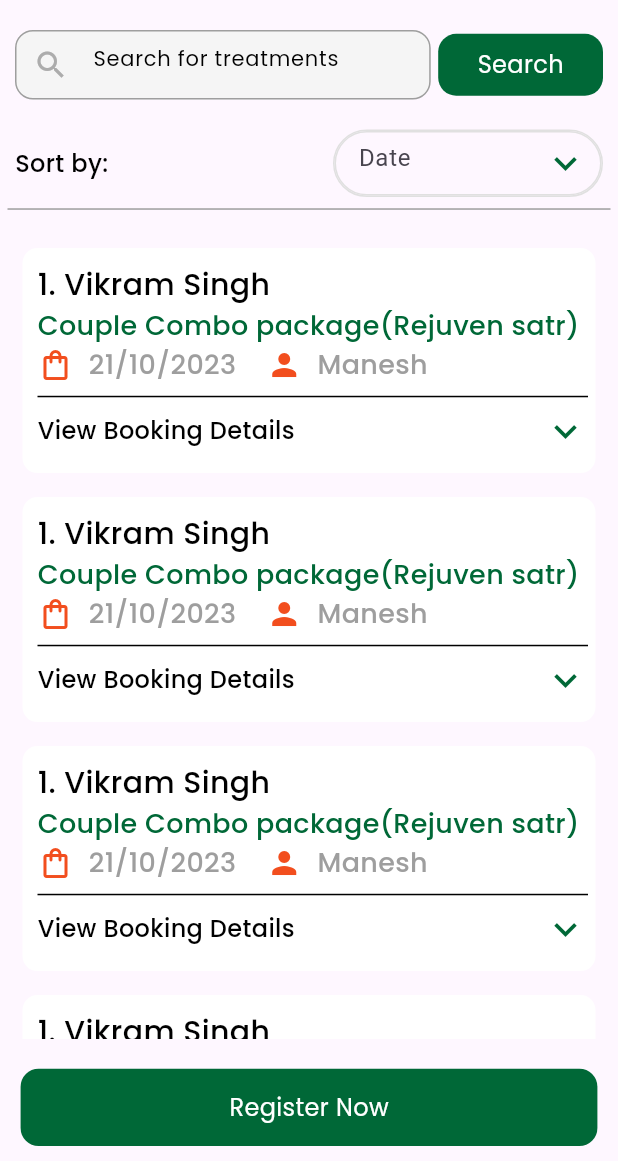
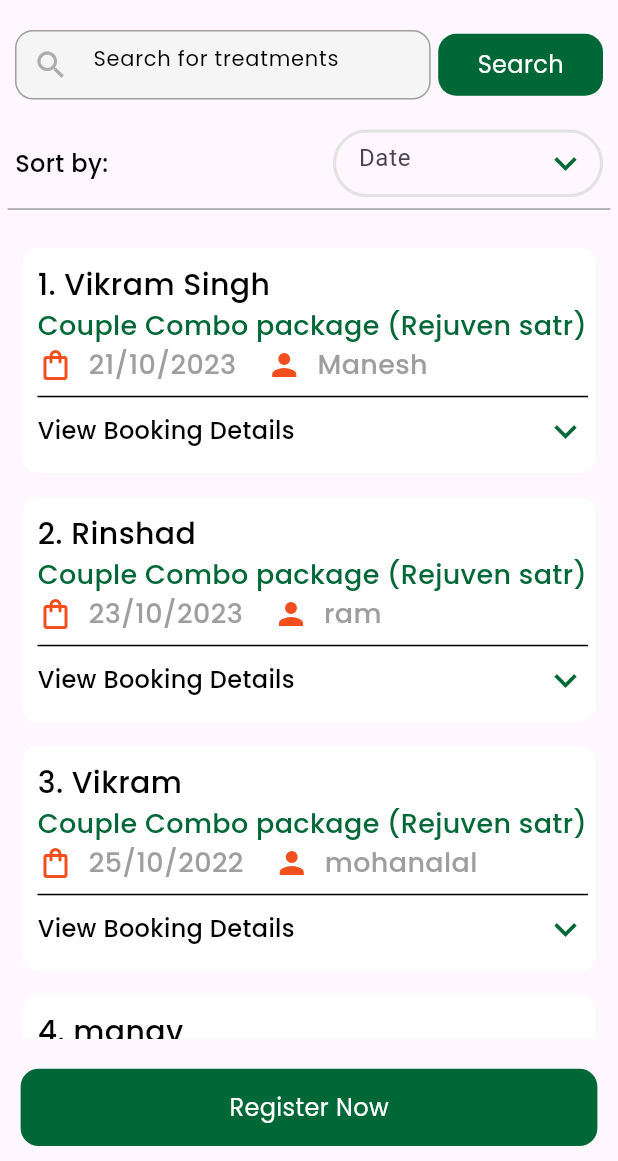
Before and after one commit to MohammedRinshad/ayurvedappnovindus, a Flutter app: the HomeScreen screen opened by its route, on a phone screen of 412 x 824 dp, the part 75-1236 px from its top. Run offline on Flutter 3.47's test engine with Material 3 defaults, Android fonts, the phone set to English and light mode, and no system bars; our stand-ins replace google_fonts.

Commit message:
model added

```diff
--- a/lib/screens/home/home_screen.dart
+++ b/lib/screens/home/home_screen.dart
@@ -8,6 +8,7 @@ import '../../utils/colors.dart';
 import '../../widgets/date_picker_controller.dart';
 import '../../widgets/login_button_widget.dart';
 import '../../widgets/search_button.dart';
+import "package:novinduscalicutinterview/screens/home/model/booking_class_model.dart";
 
 class HomeScreen extends StatelessWidget {
   static const route = "homescreen";
@@ -100,16 +101,14 @@ class HomeScreen extends StatelessWidget {
               ),
               const Divider(color: Colors.grey),
               Expanded(
-                // Make the ListView expandable to take available space
                 child: ListView.builder(
-                  padding: const EdgeInsets.symmetric(
-                      vertical: 10.0, horizontal: 5), // Space at top and bottom
-                  itemCount: 5,
+                  padding: const EdgeInsets.symmetric(vertical: 10.0, horizontal: 5),
+                  itemCount: bookings.length,
                   itemBuilder: (context, index) {
+                    final booking = bookings[index];
                     return Padding(
                       padding: const EdgeInsets.symmetric(
-                          vertical: 8.0,
-                          horizontal: 5), // Space between each container
+                          vertical: 8.0, horizontal: 5),
                       child: Container(
                         height: 150,
                         width: MediaQuery.of(context).size.width * (340 / 375),
@@ -124,11 +123,11 @@ class HomeScreen extends StatelessWidget {
                             children: [
                               const SizedBox(height: 10),
                               Text(
-                                "1. Vikram Singh",
+                                "${index + 1}. ${booking.name}",
                                 style: ts20mcBlack,
                               ),
                               Text(
-                                "Couple Combo package(Rejuven satr)",
+                                booking.package,
                                 style: ts18mcgreen,
                                 overflow: TextOverflow.ellipsis,
                                 maxLines: 1,
@@ -140,7 +139,7 @@ class HomeScreen extends StatelessWidget {
                                       color: Color(0xffF24E1E)),
                                   const SizedBox(width: 10),
                                   Text(
-                                    "21/10/2023",
+                                    booking.date,
                                     style: ts18mcgrey,
                                   ),
                                   const SizedBox(width: 20),
@@ -148,23 +147,18 @@ class HomeScreen extends StatelessWidget {
                                       color: Color(0xffF24E1E)),
                                   const SizedBox(width: 10),
                                   Text(
-                                    "Manesh",
+                                    booking.personName,
                                     style: ts18mcgrey,
                                   ),
                                 ],
                               ),
-                              const Divider(
-                                color: Colors.black,
-                                thickness: 1,
-                              ),
+                              const Divider(color: Colors.black, thickness: 1),
                               Row(
                                 mainAxisAlignment:
                                     MainAxisAlignment.spaceBetween,
                                 children: [
-                                  Text(
-                                    "View Booking Details",
-                                    style: ts16mcBlack,
-                                  ),
+                                  Text("View Booking Details",
+                                      style: ts16mcBlack),
                                   const Icon(
                                     Icons.keyboard_arrow_down_outlined,
                                     color: Color(0xff006837),
@@ -180,7 +174,7 @@ class HomeScreen extends StatelessWidget {
                   },
                 ),
               ),
-              const SizedBox(height: 20), // Space before the button
+              const SizedBox(height: 20),
               LoginButtonWidget(
                 color: const Color(0xff006837),
                 press: () {
--- /dev/null
+++ b/lib/screens/home/model/booking_class_model.dart
@@ -0,0 +1,53 @@
+class BookingModel {
+  final String name;
+  final String package;
+  final String date;
+  final String personName;
+
+  BookingModel({
+    required this.name,
+    required this.package,
+    required this.date,
+    required this.personName,
+  });
+}
+
+List<BookingModel> bookings = [
+  BookingModel(
+    name: "Vikram Singh",
+    package: "Couple Combo package (Rejuven satr)",
+    date: "21/10/2023",
+    personName: "Manesh",
+  ),
+  BookingModel(
+    name: "Rinshad",
+    package: "Couple Combo package (Rejuven satr)",
+    date: "23/10/2023",
+    personName: "ram",
+  ),
+  BookingModel(
+    name: "Vikram",
+    package: "Couple Combo package (Rejuven satr)",
+    date: "25/10/2022",
+    personName: "mohanalal",
+  ),
+  BookingModel(
+    name: "manav",
+    package: "Couple Combo package (Rejuven satr)",
+    date: "24/10/2023",
+    personName: "Abhi",
+  ),
+  BookingModel(
+    name: "Kather",
+    package: "Couple Combo package (Rejuven satr)",
+    date: "25/10/2023",
+    personName: "Messi",
+  ),
+  BookingModel(
+    name: "Neymar",
+    package: "Couple Combo package (Rejuven satr)",
+    date: "27/10/2023",
+    personName: "mbappe",
+  ),
+  // Add more bookings here
+];
```
